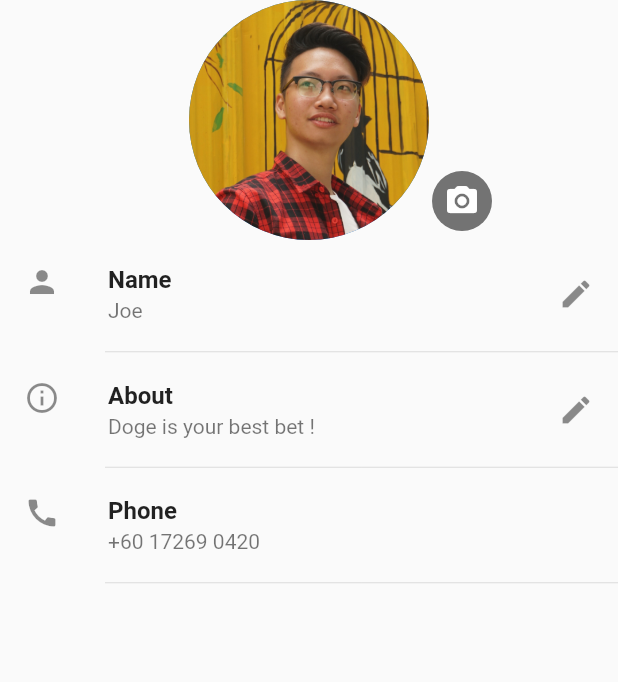
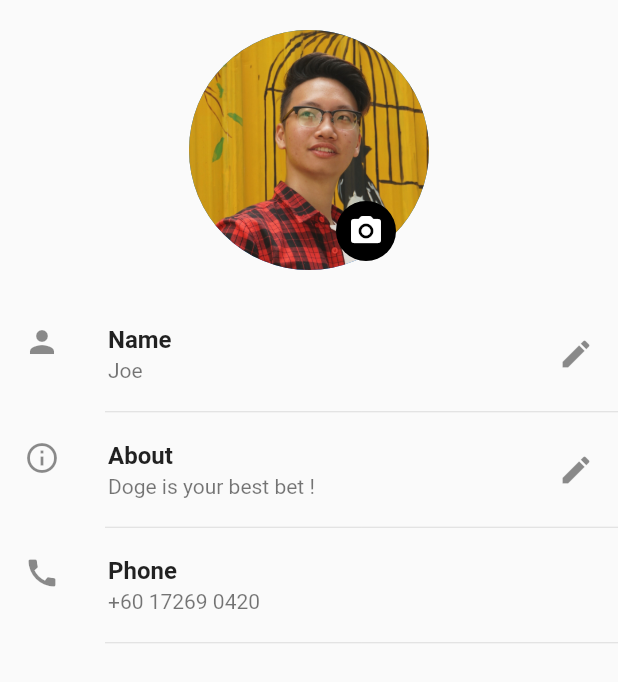
Before and after one commit to 0xV4L3NT1N3/whatsgram, a Flutter app: the Profile widget shown alone on an empty page, opened directly, on a phone screen of 412 x 824 dp. Shown: the top 682 px of the screen. Run offline on Flutter 3.47's test engine with Material 2 defaults, Android fonts, the phone set to English and light mode, and no system bars.

Commit message:
Fixed Profile Pic alignment

```diff
--- a/lib/profile.dart
+++ b/lib/profile.dart
@@ -11,24 +11,27 @@ class _CallsState extends State<Profile> {
     return Column(
       children: [
         //Profile picture
-        Stack(
-          children: [
-            Positioned(
-                top: 110,
-                right: 80,
+        Padding(
+          padding: const EdgeInsets.all(20.0),
+          child: Stack(
+            children: [
+              Center(
+                child: CircleAvatar(
+                  radius: 80,
+                  backgroundImage: AssetImage('images/Profile.JPG'),
+                ),
+              ),
+              Padding(
+                padding: const EdgeInsets.only(top: 110, left: 200.0),
                 child: FloatingActionButton(
-                  backgroundColor: Colors.black54,
+                  backgroundColor: Colors.black,
                   elevation: 0,
                   mini: true,
                   child: Icon(Icons.camera_alt_rounded),
-                )),
-            Center(
-              child: CircleAvatar(
-                radius: 80,
-                backgroundImage: AssetImage('images/Profile.JPG'),
+                ),
               ),
-            ),
-          ],
+            ],
+          ),
         ),
         //Preferences
         Column(
```
